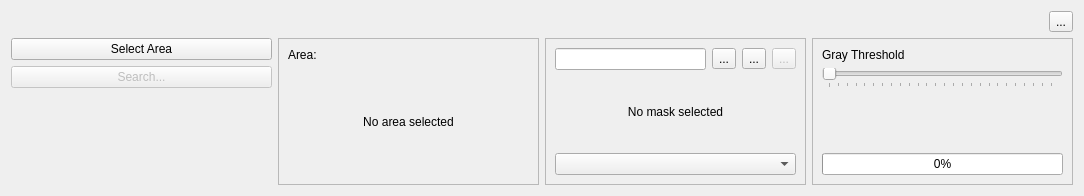
Before: the Qt Designer form src/IMapSearchWidget.ui in ntruchsess/QLandkarteGT, drawn with Qt 5.
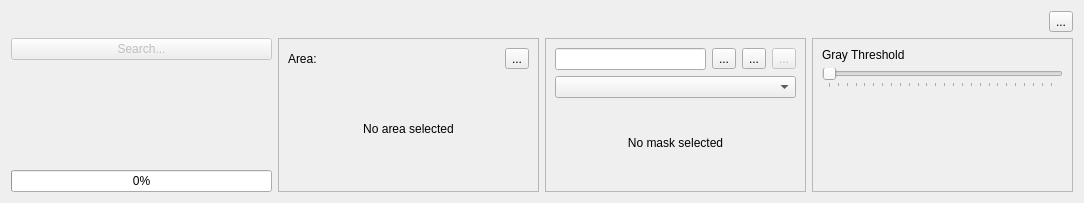
After: the same form once the commit is applied.

Diff of the .ui file:
```diff
--- a/src/IMapSearchWidget.ui
+++ b/src/IMapSearchWidget.ui
@@ -6,7 +6,7 @@
     <x>0</x>
     <y>0</y>
     <width>1084</width>
-    <height>196</height>
+    <height>203</height>
    </rect>
   </property>
   <property name="minimumSize" >
@@ -53,16 +53,6 @@
     <layout class="QHBoxLayout" >
      <item>
       <layout class="QVBoxLayout" >
-       <item>
-        <widget class="QPushButton" name="pushArea" >
-         <property name="enabled" >
-          <bool>true</bool>
-         </property>
-         <property name="text" >
-          <string>Select Area</string>
-         </property>
-        </widget>
-       </item>
        <item>
         <widget class="QPushButton" name="pushSearch" >
          <property name="enabled" >
@@ -86,6 +76,35 @@
          </property>
         </spacer>
        </item>
+       <item>
+        <widget class="QLabel" name="labelProgress" >
+         <property name="text" >
+          <string/>
+         </property>
+        </widget>
+       </item>
+       <item>
+        <widget class="QProgressBar" name="progressBar" >
+         <property name="sizePolicy" >
+          <sizepolicy vsizetype="Fixed" hsizetype="Minimum" >
+           <horstretch>0</horstretch>
+           <verstretch>0</verstretch>
+          </sizepolicy>
+         </property>
+         <property name="value" >
+          <number>0</number>
+         </property>
+         <property name="alignment" >
+          <set>Qt::AlignHCenter</set>
+         </property>
+         <property name="textVisible" >
+          <bool>true</bool>
+         </property>
+         <property name="invertedAppearance" >
+          <bool>false</bool>
+         </property>
+        </widget>
+       </item>
       </layout>
      </item>
      <item>
@@ -98,11 +117,22 @@
        </property>
        <layout class="QVBoxLayout" >
         <item>
-         <widget class="QLabel" name="label" >
-          <property name="text" >
-           <string>Area:</string>
-          </property>
-         </widget>
+         <layout class="QHBoxLayout" >
+          <item>
+           <widget class="QLabel" name="label" >
+            <property name="text" >
+             <string>Area:</string>
+            </property>
+           </widget>
+          </item>
+          <item>
+           <widget class="QToolButton" name="toolSelectArea" >
+            <property name="text" >
+             <string>...</string>
+            </property>
+           </widget>
+          </item>
+         </layout>
         </item>
         <item>
          <widget class="QLabel" name="labelArea" >
@@ -173,6 +203,9 @@
           </item>
          </layout>
         </item>
+        <item>
+         <widget class="QComboBox" name="comboSymbols" />
+        </item>
         <item>
          <widget class="QLabel" name="labelMask" >
           <property name="sizePolicy" >
@@ -189,9 +222,6 @@
           </property>
          </widget>
         </item>
-        <item>
-         <widget class="QComboBox" name="comboSymbols" />
-        </item>
        </layout>
       </widget>
      </item>
@@ -246,19 +276,6 @@
           </property>
          </spacer>
         </item>
-        <item>
-         <widget class="QProgressBar" name="progressBar" >
-          <property name="sizePolicy" >
-           <sizepolicy vsizetype="Fixed" hsizetype="Minimum" >
-            <horstretch>0</horstretch>
-            <verstretch>0</verstretch>
-           </sizepolicy>
-          </property>
-          <property name="value" >
-           <number>0</number>
-          </property>
-         </widget>
-        </item>
        </layout>
       </widget>
      </item>
```
